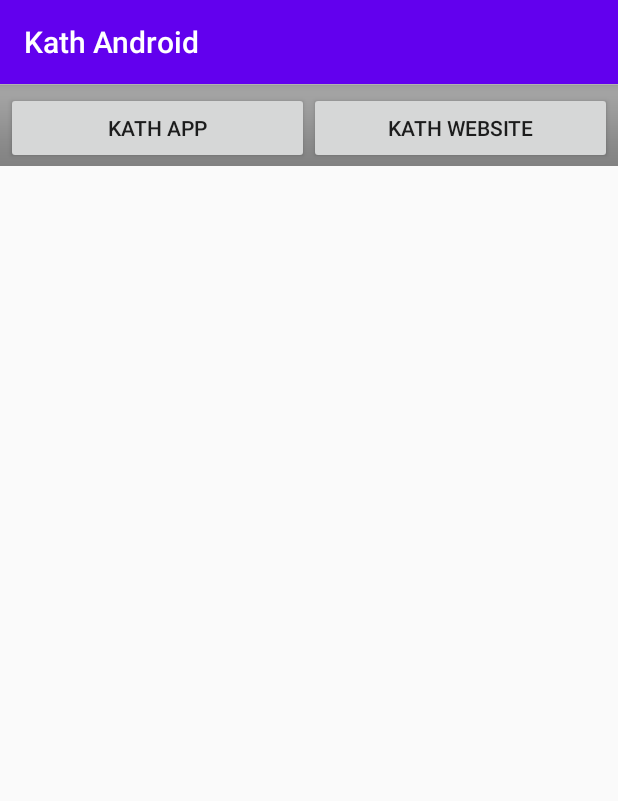
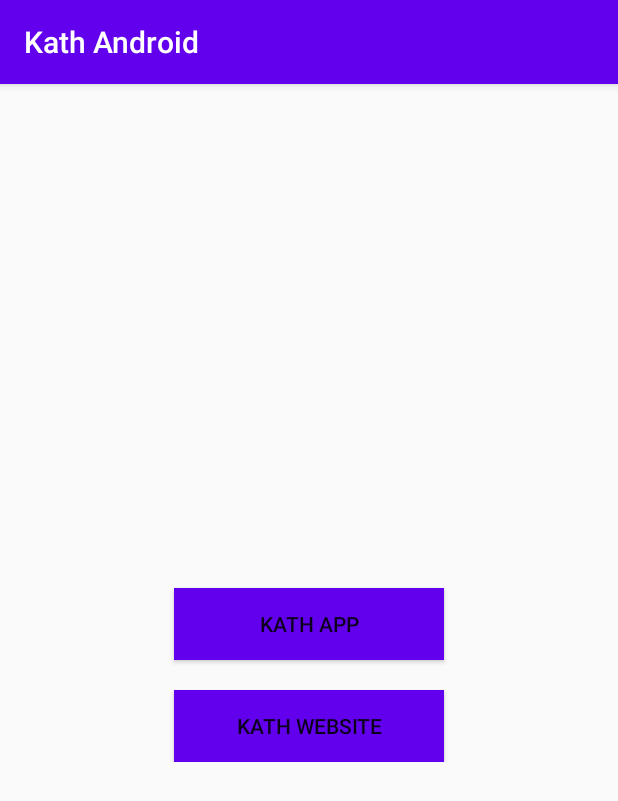
Before and after one commit to manjuadv/needs_app_Ctabs, an Android app: the screen it shows after launch (MainActivity), on a phone screen of 412 x 824 dp. Shown: the top 801 px of the screen. Run offline under Robolectric (Android 15) with nearby library versions, the phone set to English and light mode, and no system bars; libraries missing offline, so code that uses them is left out: com.github.javiersantos.appupdater; 2 statements that could not run were skipped.

```diff
--- a/app/build.gradle
+++ b/app/build.gradle
@@ -8,8 +8,8 @@ android {
         applicationId "com.example.needscustomtab"
         minSdkVersion 16
         targetSdkVersion 29
-        versionCode 3
-        versionName "3.0"
+        versionCode 1
+        versionName "1.0"
 
         testInstrumentationRunner "androidx.test.runner.AndroidJUnitRunner"
     }
--- a/app/src/main/java/com/example/needscustomtab/MainActivity.java
+++ b/app/src/main/java/com/example/needscustomtab/MainActivity.java
@@ -13,6 +13,7 @@ import android.os.Handler;
 import android.view.View;
 
 import com.github.javiersantos.appupdater.AppUpdater;
+import com.github.javiersantos.appupdater.enums.Display;
 import com.github.javiersantos.appupdater.enums.UpdateFrom;
 
 public class MainActivity extends AppCompatActivity {
@@ -36,6 +37,7 @@ public class MainActivity extends AppCompatActivity {
 
         AppUpdater appUpdater = new AppUpdater(this);
         appUpdater.setUpdateFrom(UpdateFrom.JSON)
+                .setDisplay(Display.DIALOG)
                 .setUpdateJSON(getString(R.string.auto_update_file))
                 .start();
 
--- a/app/src/main/res/layout/activity_main.xml
+++ b/app/src/main/res/layout/activity_main.xml
@@ -7,24 +7,27 @@
     tools:context=".MainActivity">
 
     <LinearLayout
-        android:orientation="horizontal"
-        android:background="@android:drawable/bottom_bar"
-        android:paddingLeft="4.0dip"
-        android:paddingTop="5.0dip"
-        android:paddingRight="4.0dip"
-        android:paddingBottom="1.0dip"
-        android:layout_width="fill_parent" android:layout_height="wrap_content">
+        android:layout_width="fill_parent"
+        android:layout_height="wrap_content"
+        android:layout_centerInParent="true"
+        android:orientation="vertical">
 
     <Button
-        android:layout_width="0.0dip" android:layout_height="fill_parent"
-        android:layout_weight="1.0"
-        android:layout_centerInParent="true"
+        android:layout_width="180dp"
+        android:layout_weight="1"
+        android:layout_height="wrap_content"
+        android:layout_gravity="center"
+        android:layout_marginTop="20dp"
+        android:background="@color/design_default_color_primary"
         android:text="Kath App"
         android:id="@+id/opn"></Button>
     <Button
-        android:layout_width="0.0dip" android:layout_height="fill_parent"
-        android:layout_weight="1.0"
-        android:layout_centerInParent="true"
+        android:layout_width="180dp"
+        android:layout_weight="1"
+        android:layout_height="wrap_content"
+        android:layout_gravity="center"
+        android:layout_marginTop="20dp"
+        android:background="@color/design_default_color_primary"
         android:text="Kath Website"
         android:id="@+id/opnChrm"></Button>
     </LinearLayout>
```
